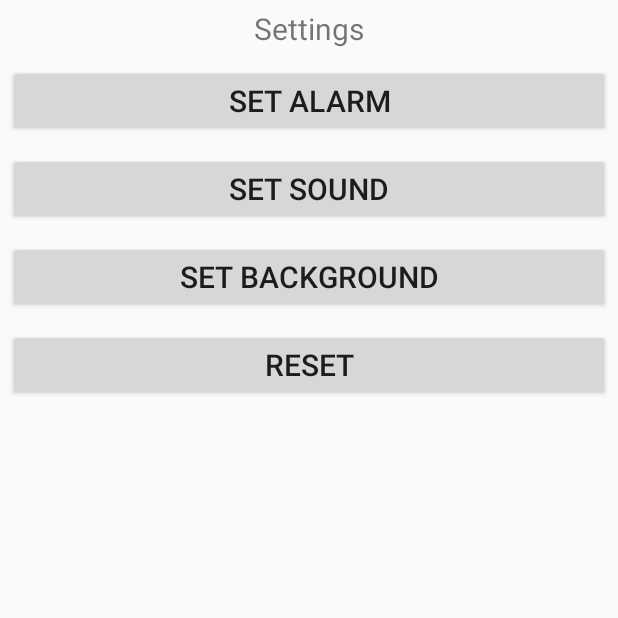
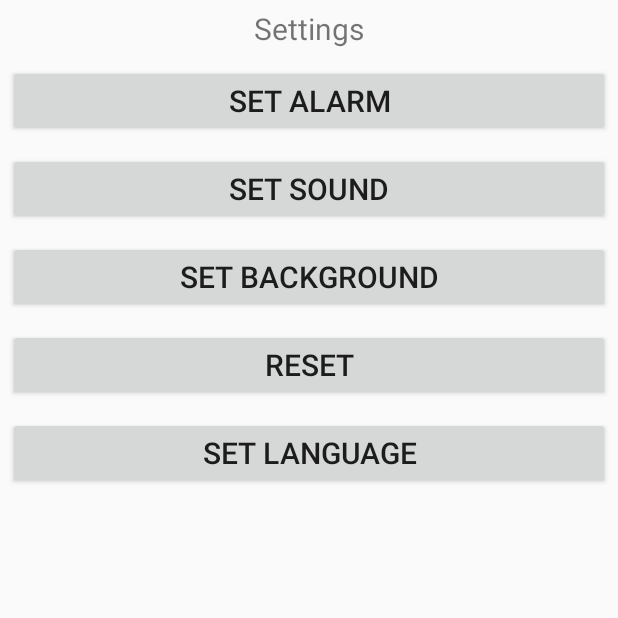
Before and after one commit to hazzatun1/screen_off_service, an Android app: the Settings screen opened directly, with no data from a screen before it, on a phone screen of 412 x 824 dp, the top half of it. Run offline under Robolectric (Android 15) with nearby library versions, the phone set to English and light mode, and no system bars.

Commit message:
multiLanguage added to settings page.

```diff
--- a/app/build.gradle
+++ b/app/build.gradle
@@ -1,3 +1,4 @@
+//noinspection DuplicatePlatformClasses
 apply plugin: 'com.android.application'
 
 android {
@@ -23,6 +24,8 @@ dependencies {
     //noinspection GradleCompatible,GradleCompatible
     implementation 'com.android.support:appcompat-v7:28.0.0-rc02'
     implementation 'com.android.support.constraint:constraint-layout:1.1.3'
+    implementation 'com.android.support:support-annotations:28.0.0'
+    implementation 'com.android.support:support-v13:28.0.0'
     testImplementation 'junit:junit:4.12'
     androidTestImplementation 'com.android.support.test:runner:1.0.2'
     androidTestImplementation 'com.android.support.test.espresso:espresso-core:3.0.2'
--- a/app/src/main/java/com/bandhan/hazzatun/mytasbeeh/Settings.java
+++ b/app/src/main/java/com/bandhan/hazzatun/mytasbeeh/Settings.java
@@ -1,30 +1,98 @@
 package com.bandhan.hazzatun.mytasbeeh;
 
+import android.app.Activity;
+import android.content.Context;
+import android.content.DialogInterface;
 import android.content.Intent;
+import android.content.SharedPreferences;
+import android.content.res.Configuration;
+import android.media.AudioManager;
 import android.os.Bundle;
+import android.support.v7.app.ActionBar;
+import android.support.v7.app.AlertDialog;
 import android.support.v7.app.AppCompatActivity;
+import android.view.MenuItem;
 import android.view.View;
 import android.widget.Button;
 
+import java.util.Locale;
+
 public class Settings extends AppCompatActivity {
-String alarm="";
-
+    String alarm = "";
+    Button set_lang;
 
     @Override
     protected void onCreate(Bundle savedInstanceState) {
         super.onCreate(savedInstanceState);
+
         setContentView(R.layout.activity_settings);
+        loadLocale();
+        set_lang=findViewById(R.id.btn5);
+      //  ActionBar actionBar= getSupportActionBar();
+      //  actionBar.setTitle(getResources().getString(R.string.app_name));
 
 
     }
-
-
     public void setAlarm(View view) {
         Intent i = new Intent(getApplicationContext(), open_page.class);
         i.putExtra("setAlarm", alarm);
 
         startActivity(i);
+    }
+
+    public void setLang(View view) {
+        final String[] listItems = {"English", "বাংলা"};
+        AlertDialog.Builder mbuilder = new AlertDialog.Builder(Settings.this);
+        mbuilder.setTitle("Choose Language:");
+        mbuilder.setSingleChoiceItems(listItems, -1, new DialogInterface.OnClickListener() {
+
+            @Override
+            public void onClick(DialogInterface dialogInterface, int i) {
+                if (i == 0) {
+                    setLocale("en");
+                    recreate();
+                }
+               else if (i == 1) {
+                    setLocale("bn");
+                    recreate();
+                }
+dialogInterface.dismiss();
+
+            }
+
+
+        });
+        AlertDialog mDialog = mbuilder.create();
+        mDialog.show();
+
+    }
+
+    private void setLocale(String lang){
+        Locale locale = new Locale(lang);
+        Locale.setDefault(locale);
+Configuration config= new Configuration();
+config.locale= locale;
+getBaseContext().getResources().updateConfiguration(config, getBaseContext().getResources().getDisplayMetrics());
+        SharedPreferences.Editor editor = getSharedPreferences("Settings", MODE_PRIVATE).edit();
+        SharedPreferences.Editor editor1 = getSharedPreferences("MainActivity", MODE_PRIVATE).edit();
+        editor.putString("My_Lang", lang);
+        editor.apply();
+        editor1.putString("My_Lang", lang);
+        editor1.apply();
+    }
+
+    private void loadLocale() {
+
+        SharedPreferences prefs = getSharedPreferences("Settings", Activity.MODE_PRIVATE);
+        String language= prefs.getString("My_Lang","");
+        setLocale(language);
 
 
     }
+
+    public void set_sound(View view, Context context) {
+
+    }
+
+
 }
--- a/app/src/main/res/layout/activity_main.xml
+++ b/app/src/main/res/layout/activity_main.xml
@@ -7,6 +7,7 @@
     android:background="@drawable/bk"
     android:gravity="center_vertical"
     android:orientation="vertical"
+    android:keepScreenOn="true"
     tools:context=".MainActivity"
 
     >
--- a/app/src/main/res/layout/activity_settings.xml
+++ b/app/src/main/res/layout/activity_settings.xml
@@ -25,7 +25,7 @@ android:text="@string/settings"
         android:layout_width="match_parent"
         android:layout_height="wrap_content"
         android:layout_margin="5dp"
-        android:text="set Alarm"
+        android:text="@string/alarm"
         android:onClick="setAlarm"
         android:textSize="20sp"
         android:gravity="center"
@@ -37,6 +37,7 @@ android:text="@string/settings"
         android:layout_height="wrap_content"
         android:layout_margin="5dp"
         android:text="set Sound"
+        android:onClick="set_sound"
         android:textSize="20sp"
         android:gravity="center"
         app:icon="@drawable/settings_ic"
@@ -61,4 +62,15 @@ android:text="@string/settings"
         android:gravity="center"
         app:icon="@drawable/settings_ic"
         />
+    <Button
+        android:id="@+id/btn5"
+        android:layout_width="match_parent"
+        android:layout_height="wrap_content"
+        android:layout_margin="5dp"
+        android:text="Set Language"
+        android:onClick="setLang"
+        android:textSize="20sp"
+        android:gravity="center"
+        app:icon="@drawable/settings_ic"
+        />
 </LinearLayout>
```
Also changed, not shown: app/src/main/java/com/bandhan/hazzatun/mytasbeeh/MainActivity.java (+9 -8 lines), app/src/main/res/values/strings.xml (+5 -3 lines), 1 other file.
